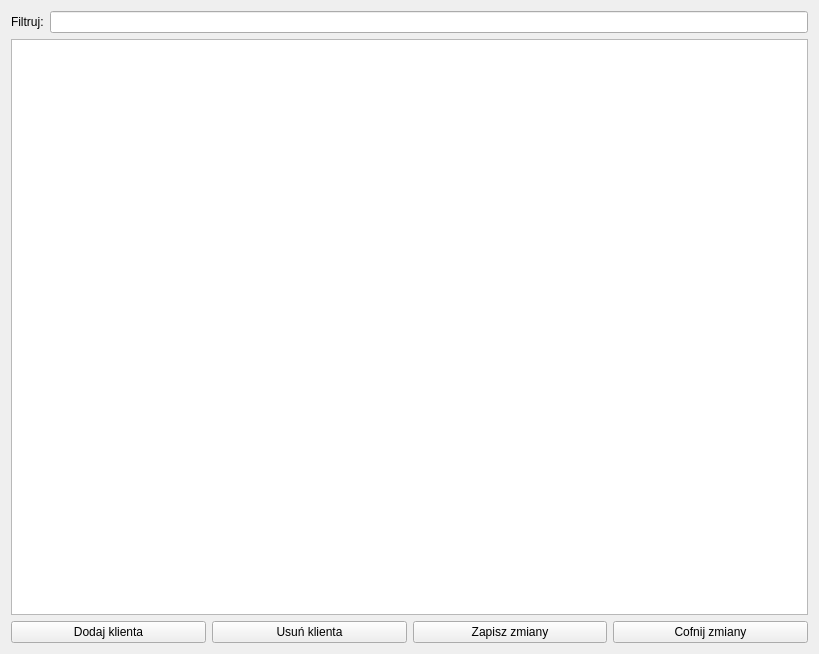
Old version of the form clients.ui in the repository dash205/Projekt_Fryzjer.
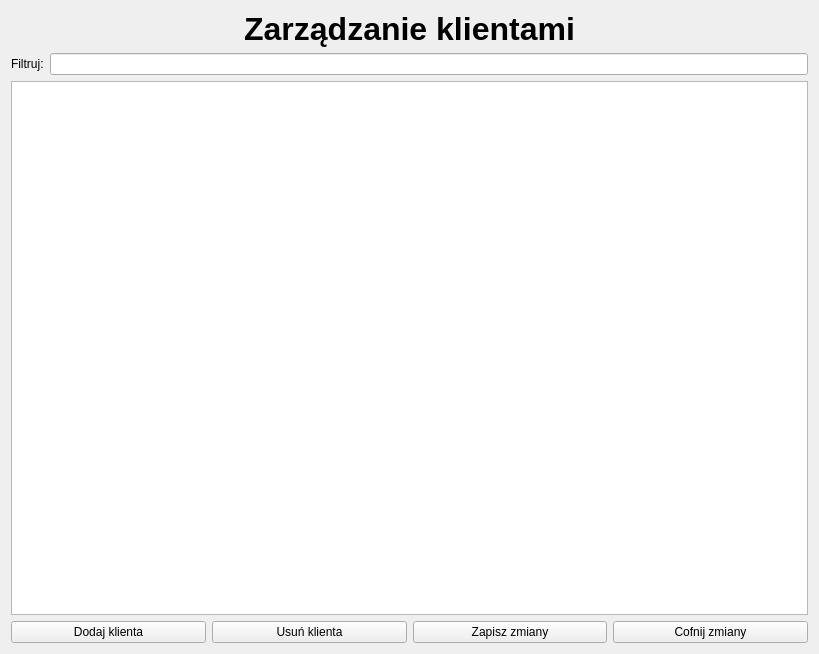
New version of the form.

```diff
--- a/clients.ui
+++ b/clients.ui
@@ -14,6 +14,22 @@
    <string>Klienci</string>
   </property>
   <layout class="QVBoxLayout" name="verticalLayout">
+   <item>
+    <widget class="QLabel" name="label_2">
+     <property name="font">
+      <font>
+       <pointsize>24</pointsize>
+       <bold>true</bold>
+      </font>
+     </property>
+     <property name="text">
+      <string>Zarządzanie klientami</string>
+     </property>
+     <property name="alignment">
+      <set>Qt::AlignmentFlag::AlignCenter</set>
+     </property>
+    </widget>
+   </item>
    <item>
     <layout class="QHBoxLayout" name="horizontalLayout_2">
      <item>
@@ -29,7 +45,11 @@
     </layout>
    </item>
    <item>
-    <widget class="QTableView" name="tableView"/>
+    <widget class="QTableView" name="tableView">
+     <attribute name="verticalHeaderVisible">
+      <bool>true</bool>
+     </attribute>
+    </widget>
    </item>
    <item>
     <layout class="QHBoxLayout" name="horizontalLayout">
```
